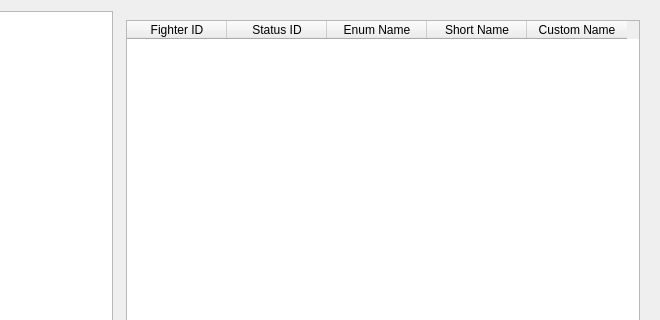
Old version of the form plugins/builtin/frame-data-list/forms/FrameDataListView.ui in the repository reframedultimate/ReFramed; both pictures show x 396 to 1056 and y 0 to 320 of the 1056 by 859 pixel window.
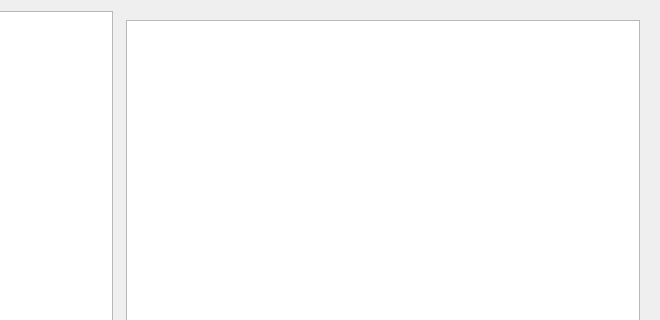
New version of the form. The open tabs and pages were chosen to show the change.

Commit message: Making JSON loading more robust. Fixing protocol bugs. Frame Data List plugin is fully functional again

```diff
--- a/plugins/builtin/frame-data-list/forms/FrameDataListView.ui
+++ b/plugins/builtin/frame-data-list/forms/FrameDataListView.ui
@@ -120,32 +120,10 @@
       <widget class="QWidget" name="page_specificStatusIDs">
        <layout class="QVBoxLayout" name="verticalLayout_7">
         <item>
-         <widget class="QTableWidget" name="tableWidget_specificStatusIDs">
-          <column>
-           <property name="text">
-            <string>Fighter ID</string>
-           </property>
-          </column>
-          <column>
-           <property name="text">
-            <string>Status ID</string>
-           </property>
-          </column>
-          <column>
-           <property name="text">
-            <string>Enum Name</string>
-           </property>
-          </column>
-          <column>
-           <property name="text">
-            <string>Short Name</string>
-           </property>
-          </column>
-          <column>
-           <property name="text">
-            <string>Custom Name</string>
-           </property>
-          </column>
+         <widget class="QTableView" name="tableView_specificStatusIDs">
+          <attribute name="verticalHeaderVisible">
+           <bool>true</bool>
+          </attribute>
          </widget>
         </item>
        </layout>
```
Left out of the diff: 72 changed lines with no effect on the pictures. The commit also changes 43 other files.
